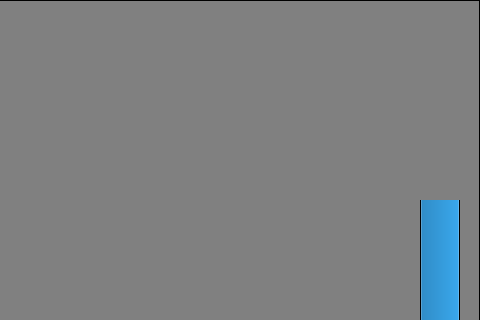
This is Project/ui/radotechwidget.ui in IshanB7/Holistic-Health-Tracker-Simulator as Qt 5 draws it before an edit; both pictures show x 270 to 750 and y 0 to 320 of the 750 by 700 pixel window. The edited form follows.
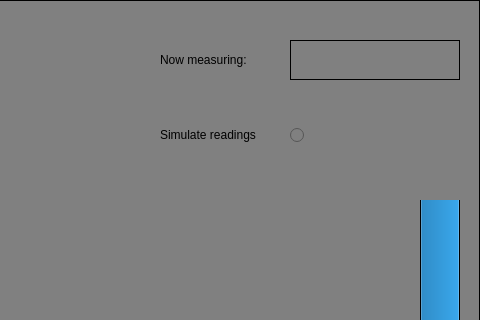
This is the edited form. Icons and pictures are not drawn.

Commit message: added skin on and simulate

```diff
--- a/Project/ui/radotechwidget.ui
+++ b/Project/ui/radotechwidget.ui
@@ -178,6 +178,73 @@
      <string>charge</string>
     </property>
    </widget>
+   <widget class="QLabel" name="readingLabel">
+    <property name="geometry">
+     <rect>
+      <x>430</x>
+      <y>45</y>
+      <width>120</width>
+      <height>30</height>
+     </rect>
+    </property>
+    <property name="styleSheet">
+     <string notr="true">border: none;</string>
+    </property>
+    <property name="text">
+     <string>Now measuring:</string>
+    </property>
+   </widget>
+   <widget class="QLabel" name="simulateLabel">
+    <property name="geometry">
+     <rect>
+      <x>430</x>
+      <y>120</y>
+      <width>120</width>
+      <height>30</height>
+     </rect>
+    </property>
+    <property name="styleSheet">
+     <string notr="true">border: none;</string>
+    </property>
+    <property name="text">
+     <string>Simulate readings</string>
+    </property>
+   </widget>
+   <widget class="QPushButton" name="pointButton">
+    <property name="enabled">
+     <bool>false</bool>
+    </property>
+    <property name="geometry">
+     <rect>
+      <x>560</x>
+      <y>40</y>
+      <width>170</width>
+      <height>40</height>
+     </rect>
+    </property>
+    <property name="cursor">
+     <cursorShape>PointingHandCursor</cursorShape>
+    </property>
+    <property name="text">
+     <string/>
+    </property>
+   </widget>
+   <widget class="QRadioButton" name="simulateButton">
+    <property name="geometry">
+     <rect>
+      <x>560</x>
+      <y>125</y>
+      <width>31</width>
+      <height>20</height>
+     </rect>
+    </property>
+    <property name="styleSheet">
+     <string notr="true">border: none;</string>
+    </property>
+    <property name="text">
+     <string/>
+    </property>
+   </widget>
   </widget>
  </widget>
  <resources>
```
The commit also changes 6 other files.
